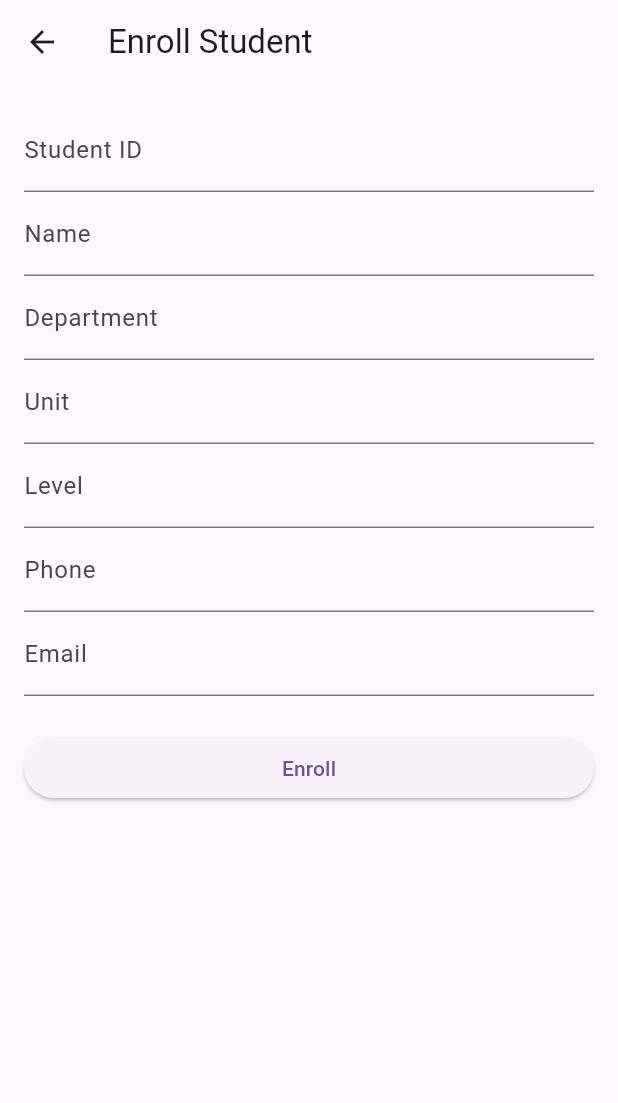
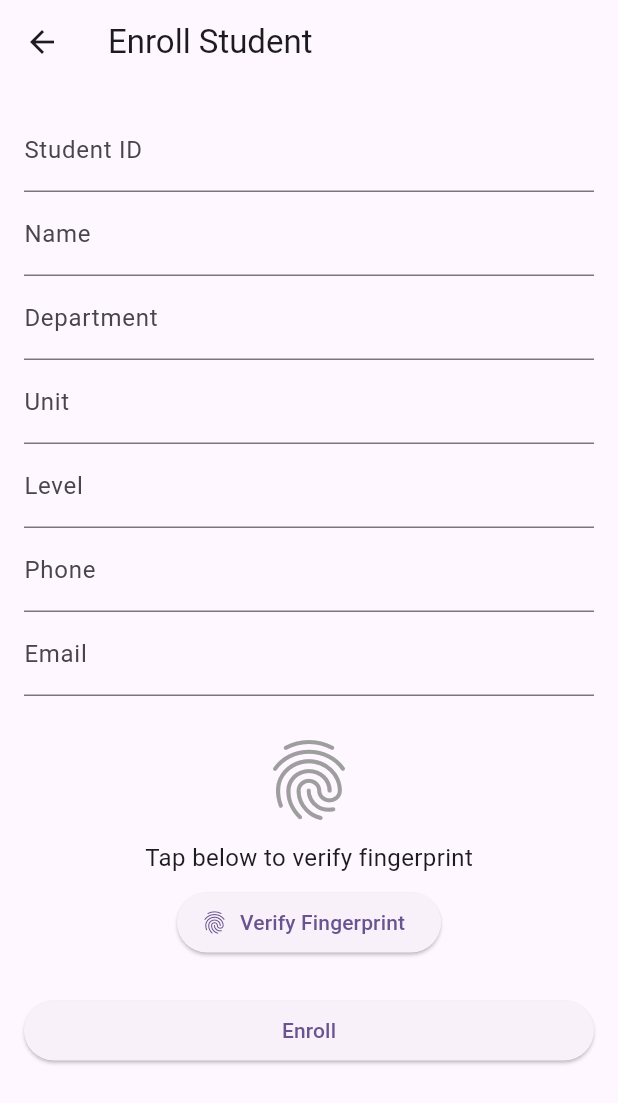
Before and after one commit to EbenezeSolomon/tsu-app, a Flutter app: the EnrollStudentScreen screen opened directly, on a phone screen of 412 x 824 dp. Shown: the top 1103 px of the screen. Run offline on Flutter 3.47's test engine with Material 3 defaults, Android fonts, the phone set to English and light mode, and no system bars; our stand-ins replace csv, flutter_svg, google_fonts, hive, hive_flutter, local_auth and 1 more; accounts and stored records are empty.

```diff
--- /dev/null
+++ b/Untitled-1.txt
@@ -0,0 +1 @@
+ndkVersion = "27.0.12077973"
--- /dev/null
+++ b/android {.txt
@@ -0,0 +1,4 @@
+android {
+    ndkVersion = "27.0.12077973"
+    // ...existing code...
+}
--- a/lib/screens/enroll_student_screen.dart
+++ b/lib/screens/enroll_student_screen.dart
@@ -1,5 +1,6 @@
 import 'package:flutter/material.dart';
 import 'package:hive_flutter/hive_flutter.dart';
+import 'package:local_auth/local_auth.dart';
 
 import '../models/models.dart';
 
@@ -19,8 +20,36 @@ class _EnrollStudentScreenState extends State<EnrollStudentScreen> {
   final _levelController = TextEditingController();
   final _phoneController = TextEditingController();
   final _emailController = TextEditingController();
+  final LocalAuthentication auth = LocalAuthentication();
+  bool _fingerprintVerified = false;
+
+  Future<void> _verifyFingerprint() async {
+    try {
+      bool authenticated = await auth.authenticate(
+        localizedReason: 'Scan your fingerprint to enroll student',
+      );
+      setState(() {
+        _fingerprintVerified = authenticated;
+      });
+      if (!authenticated) {
+        ScaffoldMessenger.of(context).showSnackBar(
+          const SnackBar(content: Text('Fingerprint verification failed.')),
+        );
+      }
+    } catch (e) {
+      ScaffoldMessenger.of(context).showSnackBar(
+        SnackBar(content: Text('Error: \\${e.toString()}')),
+      );
+    }
+  }
 
   void _enrollStudent() async {
+    if (!_fingerprintVerified) {
+      ScaffoldMessenger.of(context).showSnackBar(
+        const SnackBar(content: Text('Please verify fingerprint before enrolling.')),
+      );
+      return;
+    }
     if (_formKey.currentState!.validate()) {
       final student = Student(
         studentId: _studentIdController.text,
@@ -104,6 +133,29 @@ class _EnrollStudentScreenState extends State<EnrollStudentScreen> {
                 validator: (value) => value!.isEmpty ? 'Enter email' : null,
               ),
               const SizedBox(height: 24),
+              Column(
+                children: [
+                  Icon(
+                    Icons.fingerprint,
+                    size: 64,
+                    color: _fingerprintVerified ? Colors.green : Colors.grey,
+                  ),
+                  const SizedBox(height: 8),
+                  Text(
+                    _fingerprintVerified
+                        ? 'Fingerprint verified!'
+                        : 'Tap below to verify fingerprint',
+                    style: const TextStyle(fontSize: 16),
+                  ),
+                  const SizedBox(height: 8),
+                  ElevatedButton.icon(
+                    onPressed: _verifyFingerprint,
+                    icon: const Icon(Icons.fingerprint),
+                    label: const Text('Verify Fingerprint'),
+                  ),
+                ],
+              ),
+              const SizedBox(height: 24),
               ElevatedButton(
                 onPressed: _enrollStudent,
                 child: const Text('Enroll'),
```
Also changed, not shown: lib/screens/biometric_attendance_screen.dart (+12 -1 lines), lib/widgets/fingerprint_prompt.dart (added, +28 -0 lines), pubspec.yaml (line endings or trailing spaces).
